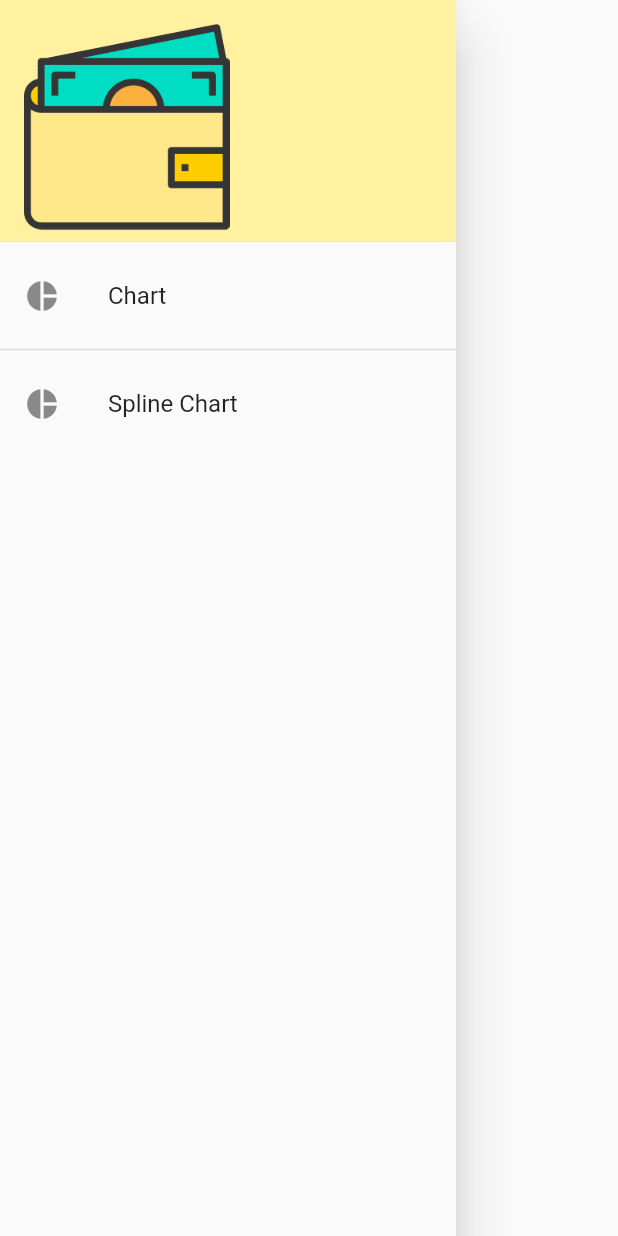
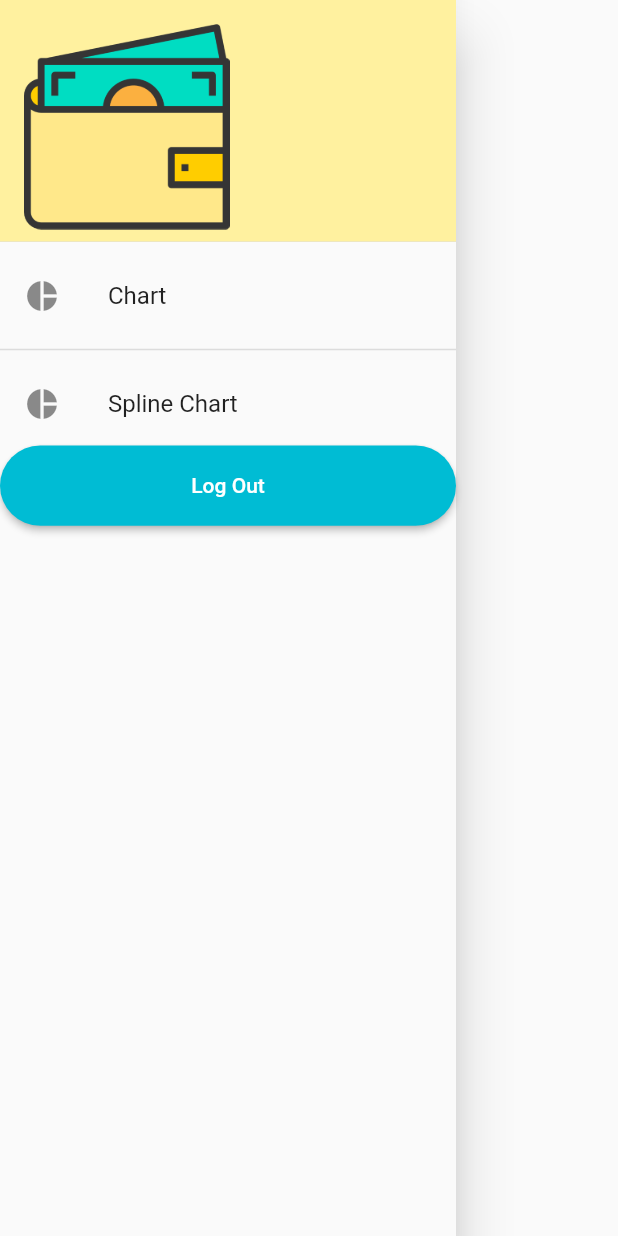
Before and after one commit to BaffledDevelopment/financeapp, a Flutter app: the AppDrawer widget shown alone on an empty page, opened directly, on a phone screen of 412 x 824 dp. Run offline on Flutter 3.47's test engine with Material 2 defaults, Android fonts, the phone set to English and light mode, and no system bars; our stand-ins replace chips_choice_null_safety, cloud_firestore, firebase_auth, firebase_core, fluttertoast, font_awesome_flutter and 5 more; missing offline and left inert: flutter_portal; accounts and stored records are empty; generated files the repository leaves out were written again.

Commit message:
logout button added

```diff
--- a/lib/ui/widgets/application_drawer.dart
+++ b/lib/ui/widgets/application_drawer.dart
@@ -1,10 +1,13 @@
+import 'package:firebase_auth/firebase_auth.dart';
 import 'package:flutter/material.dart';
+
+import '../rounded_button.dart';
 
 class AppDrawer extends StatelessWidget {
   const AppDrawer(
-      BuildContext context, {
-        Key? key,
-      }) : super(key: key);
+    BuildContext context, {
+    Key? key,
+  }) : super(key: key);
 
   @override
   Widget build(BuildContext context) {
@@ -30,7 +33,6 @@ class AppDrawer extends StatelessWidget {
               Navigator.of(context).pushNamed("chart");
             },
           ),
-
           const Divider(
             thickness: 1,
           ),
@@ -41,6 +43,13 @@ class AppDrawer extends StatelessWidget {
               Navigator.of(context).pushNamed("spline_chart");
             },
           ),
+          RoundedButton(
+            text: 'Log Out',
+            press: () async{
+              FirebaseAuth.instance.signOut();
+              Navigator.of(context).pushNamed("auth");
+            },
+          )
         ],
       ),
     );
```
